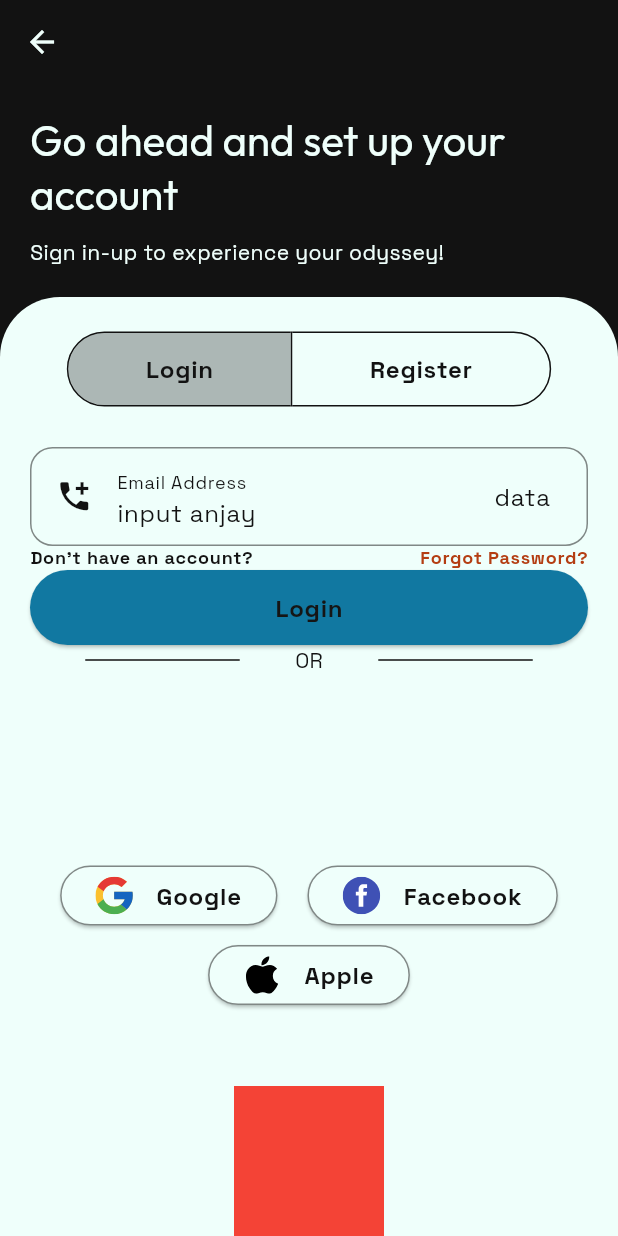
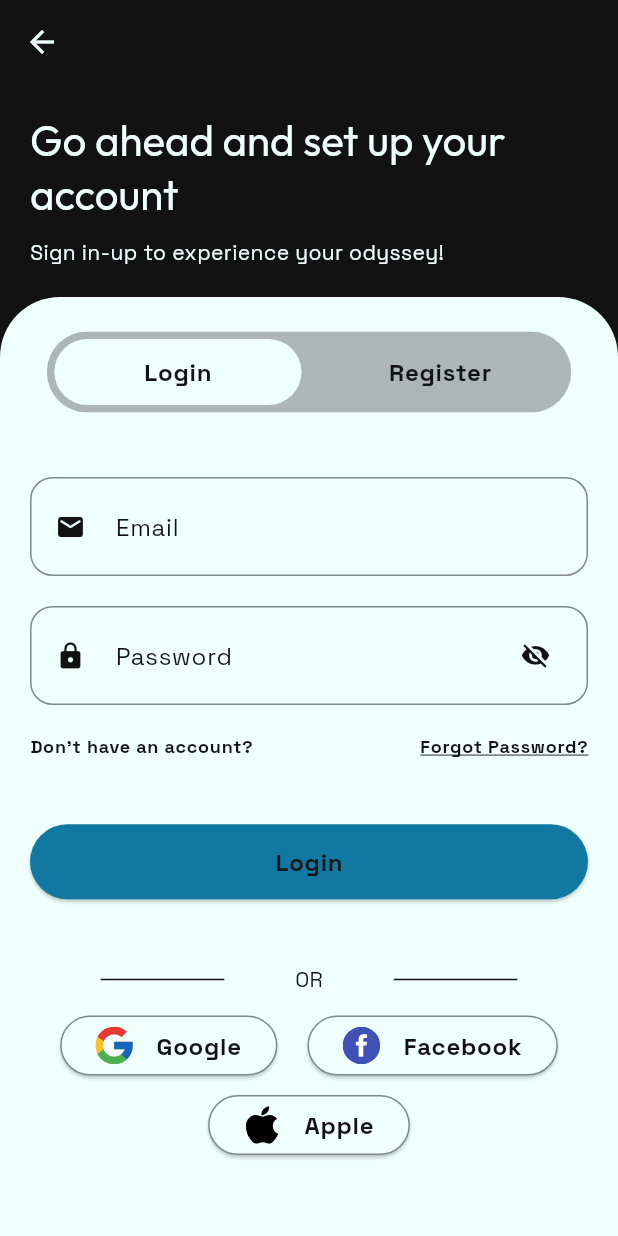
Before and after one commit to baxelnut/virtual_tourism, a Flutter app: the screen it shows after launch, item 4 of the bottom bar chosen, after a tap on "Login Page", on a phone screen of 412 x 824 dp. Run offline on Flutter 3.47's test engine with Material 3 defaults, Android fonts, the phone set to English and light mode, and no system bars; our stand-ins replace firebase_auth, firebase_core, flutter_dotenv, flutter_svg, google_fonts, google_nav_bar and 1 more; missing offline and left inert: panorama_viewer; accounts and stored records are empty; network calls fail.

Commit message:
login & register page appearance complete

```diff
--- a/lib/src/login/login_page.dart
+++ b/lib/src/login/login_page.dart
@@ -10,15 +10,90 @@ class LoginPage extends StatefulWidget {
 
 class _LoginPageState extends State<LoginPage> {
   List<bool> isSelected = [true, false];
+  List<String> selectionOps = ['Login', 'Register'];
+  bool obscurial = true;
+
+  TextEditingController emailController = TextEditingController();
+  TextEditingController passwordController = TextEditingController();
+  TextEditingController confirmPasswordController = TextEditingController();
+
+  @override
+  void initState() {
+    super.initState();
+  }
+
+  @override
+  void dispose() {
+    emailController.dispose();
+    passwordController.dispose();
+    confirmPasswordController.dispose();
+    super.dispose();
+  }
+
+  void switchSelected(int index) {
+    setState(() {
+      isSelected[0] = index == 0;
+      isSelected[1] = index == 1;
+    });
+  }
+
+  void showAlertDialog(BuildContext context, String message) {
+    showDialog(
+      context: context,
+      builder: (BuildContext context) {
+        return AlertDialog(
+          title: const Text("Notification"),
+          content: Text(message),
+          actions: [
+            TextButton(
+              onPressed: () {
+                Navigator.of(context).pop();
+              },
+              child: const Text("OK"),
+            ),
+          ],
+        );
+      },
+    );
+  }
+
+  void handleAuthentication(BuildContext context) {
+    bool isEmailFilled = emailController.text.trim().isNotEmpty;
+    bool isPasswordFilled = passwordController.text.trim().isNotEmpty;
+    bool isRegistering = isSelected[1];
+
+    if (isEmailFilled && isPasswordFilled) {
+      if (isRegistering) {
+        bool isConfirmPasswordFilled =
+            confirmPasswordController.text.trim().isNotEmpty;
+        bool passwordsMatch = passwordController.text.trim() ==
+            confirmPasswordController.text.trim();
+
+        if (isConfirmPasswordFilled && passwordsMatch) {
+          showAlertDialog(context, 'Successfully registered');
+        } else {
+          showAlertDialog(
+            context,
+            'Failed to register: \n${!isConfirmPasswordFilled ? 'Fill all fields' : 'Passwords do not match'}',
+          );
+        }
+      } else {
+        showAlertDialog(context, 'Successfully logged in');
+      }
+    } else {
+      showAlertDialog(context,
+          'Failed to ${isRegistering ? 'register' : 'login'}: \nFill all fields');
+    }
+  }
 
   @override
   Widget build(BuildContext context) {
-    final theme = Theme.of(context);
-    final screenSize = MediaQuery.of(context).size;
+    final ThemeData theme = Theme.of(context);
     const Color absoluteBlack = Color(0xff121212);
     final Color absoluteWhite = theme.colorScheme.onPrimary;
 
     return Scaffold(
+      resizeToAvoidBottomInset: false,
       appBar: AppBar(
         surfaceTintColor: absoluteBlack,
         shadowColor: absoluteBlack,
@@ -26,9 +101,61 @@ class _LoginPageState extends State<LoginPage> {
         foregroundColor: absoluteWhite,
       ),
       backgroundColor: absoluteWhite,
-      body: Column(
+      body: LayoutBuilder(
+        builder: (context, constraints) {
+          return ConstrainedBox(
+            constraints: BoxConstraints(
+              minHeight: constraints.maxHeight,
+            ),
+            child: IntrinsicHeight(
+              child: Column(
                 children: [
-          Container(
+                  _headerSection(),
+                  Expanded(
+                    child: Padding(
+                      padding: const EdgeInsets.symmetric(horizontal: 20),
+                      child: Column(
+                        children: [
+                          _inputSection(
+                              controller: emailController,
+                              hintText: 'Email',
+                              icon: Icons.email_rounded),
+                          _inputSection(
+                              controller: passwordController,
+                              hintText: 'Password',
+                              icon: Icons.lock_rounded),
+                          Visibility(
+                            visible: isSelected[1],
+                            child: _inputSection(
+                                controller: confirmPasswordController,
+                                hintText: 'Confirm password',
+                                icon: Icons.lock_rounded),
+                          ),
+                          _additionalAction(),
+                          const Spacer(),
+                          _authButton(),
+                          const Spacer(),
+                          _alternativeMethods(),
+                        ],
+                      ),
+                    ),
+                  ),
+                ],
+              ),
+            ),
+          );
+        },
+      ),
+    );
+  }
+
+  Widget _headerSection() {
+    final ThemeData theme = Theme.of(context);
+    final Size screenSize = MediaQuery.of(context).size;
+    const Color absoluteBlack = Color(0xff121212);
+    final Color absoluteWhite = theme.colorScheme.onPrimary;
+
+    return Container(
       color: absoluteBlack,
       width: screenSize.width,
       child: Column(
@@ -48,119 +175,66 @@ class _LoginPageState extends State<LoginPage> {
             padding: const EdgeInsets.symmetric(horizontal: 20),
             child: Text(
               'Sign in-up to experience your odyssey!',
-                    style: theme.textTheme.bodyMedium
-                        ?.copyWith(color: absoluteWhite),
+              style: theme.textTheme.bodyMedium?.copyWith(color: absoluteWhite),
             ),
           ),
           const SizedBox(height: 20),
           Container(
             width: screenSize.width,
-                  height: 80,
+            height: 100,
             decoration: BoxDecoration(
                 color: absoluteWhite,
                 borderRadius: const BorderRadius.only(
                     topLeft: Radius.circular(40),
                     topRight: Radius.circular(40))),
-                  child: Center(
-                      child: toggleButton(
-                          isSelected: isSelected,
-                          absoluteBlack: absoluteBlack)),
-                )
+            child: Center(child: _toggleButton(isSelected: isSelected)),
+          ),
         ],
       ),
+    );
+  }
+
+  Widget _toggleButton({required List<bool> isSelected}) {
+    final ThemeData theme = Theme.of(context);
+    final Size screenSize = MediaQuery.of(context).size;
+    const Color absoluteBlack = Color(0xff121212);
+    final Color absoluteWhite = theme.colorScheme.onPrimary;
+
+    return Padding(
+      padding: const EdgeInsets.symmetric(vertical: 16),
+      child: ToggleButtons(
+        isSelected: isSelected,
+        borderWidth: 0,
+        borderColor: Colors.transparent,
+        selectedBorderColor: Colors.transparent,
+        disabledBorderColor: Colors.transparent,
+        color: Colors.transparent,
+        fillColor: Colors.transparent,
+        borderRadius: BorderRadius.circular(30),
+        onPressed: (int index) => switchSelected(index),
+        children: [
+          for (int i = 0; i < selectionOps.length; i++)
+            Container(
+              color: absoluteBlack.withOpacity(0.3),
+              child: Padding(
+                padding: const EdgeInsets.all(5),
+                child: Container(
+                  width: screenSize.width / 2.5,
+                  alignment: Alignment.center,
+                  decoration: BoxDecoration(
+                    color: isSelected[i] ? absoluteWhite : Colors.transparent,
+                    borderRadius: BorderRadius.circular(30),
                   ),
-          Expanded(
                   child: Padding(
-              padding: const EdgeInsets.symmetric(horizontal: 20),
-              child: Column(
-                mainAxisAlignment: MainAxisAlignment.start,
-                children: [
-                  const SizedBox(height: 20),
-                  ListTile(
-                    dense: true,
-                    shape: RoundedRectangleBorder(
-                        side: BorderSide(
-                            color: absoluteBlack.withOpacity(0.5), width: 1),
-                        borderRadius: BorderRadius.circular(15)),
-                    leading: const Icon(
-                      Icons.add_ic_call,
-                      size: 25,
+                    padding: const EdgeInsets.all(10),
+                    child: Text(
+                      selectionOps[i],
+                      style: theme.textTheme.bodyLarge?.copyWith(
                         color: absoluteBlack,
+                        fontWeight: FontWeight.bold,
                       ),
-                    title: Text('Email Address',
-                        style: theme.textTheme.labelMedium
-                            ?.copyWith(color: absoluteBlack)),
-                    subtitle: Text('input anjay',
-                        style: theme.textTheme.bodyLarge
-                            ?.copyWith(color: absoluteBlack)),
-                    trailing: Text('data',
-                        style: theme.textTheme.bodyLarge
-                            ?.copyWith(color: absoluteBlack)),
                     ),
-
-                  Row(
-                    mainAxisAlignment: MainAxisAlignment.spaceBetween,
-                    children: [
-                      Text(
-                        "Don't have an account?",
-                        style: theme.textTheme.labelMedium?.copyWith(
-                            fontWeight: FontWeight.bold, color: absoluteBlack),
                   ),
-                      Text(
-                        'Forgot Password?',
-                        style: theme.textTheme.labelMedium?.copyWith(
-                            fontWeight: FontWeight.bold,
-                            color: theme.colorScheme.secondary),
-                      )
-                    ],
-                  ),
-                  ElevatedButton(
-                      style: ElevatedButton.styleFrom(
-                          fixedSize: Size(screenSize.width, 50),
-                          backgroundColor: theme.colorScheme.primary),
-                      onPressed: () {},
-                      child: Text(
-                        'Login',
-                        style: theme.textTheme.bodyLarge
-                            ?.copyWith(fontWeight: FontWeight.bold),
-                      )),
-
-                  Row(
-                    mainAxisAlignment: MainAxisAlignment.spaceEvenly,
-                    children: [
-                      Container(
-                          height: 1,
-                          width: screenSize.width / 4,
-                          color: absoluteBlack),
-                      Text(
-                        'OR',
-                        style: theme.textTheme.bodyMedium
-                            ?.copyWith(color: absoluteBlack),
-                      ),
-                      Container(
-                          height: 1,
-                          width: screenSize.width / 4,
-                          color: absoluteBlack),
-                    ],
-                  ),
-                  const Spacer(),
-                  Wrap(
-                    spacing: 20,
-                    runSpacing: 5,
-                    alignment: WrapAlignment.spaceEvenly,
-                    children: [
-                      methodButton(methodName: 'Google'),
-                      methodButton(methodName: 'Facebook'),
-                      methodButton(methodName: 'Apple'),
-                    ],
-                  ),
-                  const SizedBox(height: 50),
-                  Container(
-                    width: 100,
-                    height: 100,
-                    color: isSelected[0] ? Colors.red : Colors.green,
-                  ),
-                ],
                 ),
               ),
             ),
@@ -169,44 +243,148 @@ class _LoginPageState extends State<LoginPage> {
     );
   }
 
-  Widget toggleButton(
-      {required List<bool> isSelected, required Color absoluteBlack}) {
-    final theme = Theme.of(context);
-    final screenSize = MediaQuery.of(context).size;
-    List<String> ops = ['Login', 'Register'];
+  Widget _inputSection({
+    required TextEditingController controller,
+    required String hintText,
+    required IconData icon,
+  }) {
+    final ThemeData theme = Theme.of(context);
+    const Color absoluteBlack = Color(0xff121212);
+
     return Padding(
-      padding: const EdgeInsets.only(top: 16),
-      child: ToggleButtons(
-        isSelected: isSelected,
-        fillColor: absoluteBlack.withOpacity(0.3),
-        borderColor: absoluteBlack,
-        selectedBorderColor: absoluteBlack,
-        borderWidth: 1,
-        borderRadius: BorderRadius.circular(30),
-        onPressed: (index) {
+      padding: const EdgeInsets.only(top: 20),
+      child: ListTile(
+        dense: true,
+        shape: RoundedRectangleBorder(
+            side: BorderSide(color: absoluteBlack.withOpacity(0.5), width: 1),
+            borderRadius: BorderRadius.circular(15)),
+        leading: Icon(
+          icon,
+          color: absoluteBlack,
+          size: 20,
+        ),
+        title: TextField(
+          controller: controller,
+          obscureText:
+              hintText.toLowerCase().contains('password') ? obscurial : false,
+          style: theme.textTheme.bodyLarge
+              ?.copyWith(color: absoluteBlack, fontWeight: FontWeight.bold),
+          decoration: InputDecoration(
+            border: InputBorder.none,
+            hintText: hintText,
+            hintStyle: theme.textTheme.bodyLarge?.copyWith(
+              color: absoluteBlack,
+            ),
+          ),
+        ),
+        trailing: Visibility(
+          visible: hintText.toLowerCase().contains('password'),
+          child: GestureDetector(
+            onTap: () {
               setState(() {
-            isSelected[0] = index == 0;
-            isSelected[1] = index == 1;
+                obscurial = !obscurial;
               });
             },
+            child: Icon(
+              obscurial
+                  ? Icons.visibility_off_rounded
+                  : Icons.visibility_rounded,
+              color: absoluteBlack,
+              size: 20,
+            ),
+          ),
+        ),
+      ),
+    );
+  }
+
+  Widget _additionalAction() {
+    final ThemeData theme = Theme.of(context);
+    const Color absoluteBlack = Color(0xff121212);
+    return Padding(
+      padding: const EdgeInsets.only(top: 20),
+      child: Row(
+        mainAxisAlignment: MainAxisAlignment.spaceBetween,
         children: [
-          for (int i = 0; i < ops.length; i++)
-            Padding(
-              padding: EdgeInsets.symmetric(
-                  vertical: 12, horizontal: screenSize.width / 8),
-              child: Text(ops[i],
-                  style: theme.textTheme.bodyLarge?.copyWith(
-                      color: absoluteBlack, fontWeight: FontWeight.bold)),
+          GestureDetector(
+            onTap: () {
+              int index = isSelected[0] ? 1 : 0;
+              switchSelected(index);
+            },
+            child: Text(
+              isSelected[0]
+                  ? "Don't have an account?"
+                  : "Already have an account?",
+              style: theme.textTheme.labelMedium
+                  ?.copyWith(fontWeight: FontWeight.bold, color: absoluteBlack),
             ),
+          ),
+          Text(
+            isSelected[0] ? 'Forgot Password?' : '',
+            style: theme.textTheme.labelMedium?.copyWith(
+                fontWeight: FontWeight.bold,
+                color: absoluteBlack,
+                decoration: TextDecoration.underline),
+          )
         ],
       ),
     );
   }
 
-  Widget methodButton({
+  Widget _authButton() {
+    final ThemeData theme = Theme.of(context);
+    final Size screenSize = MediaQuery.of(context).size;
+    return ElevatedButton(
+        style: ElevatedButton.styleFrom(
+            fixedSize: Size(screenSize.width, 50),
+            backgroundColor: theme.colorScheme.primary),
+        onPressed: () => handleAuthentication(context),
+        child: Text(
+          isSelected[0] ? selectionOps[0] : selectionOps[1],
+          style:
+              theme.textTheme.bodyLarge?.copyWith(fontWeight: FontWeight.bold),
+        ));
+  }
+
+  Widget _alternativeMethods() {
+    final ThemeData theme = Theme.of(context);
+    final Size screenSize = MediaQuery.of(context).size;
+    const Color absoluteBlack = Color(0xff121212);
+    return Column(
+      children: [
+        Row(
+          mainAxisAlignment: MainAxisAlignment.spaceEvenly,
+          children: [
+            Container(
+                height: 1, width: screenSize.width / 5, color: absoluteBlack),
+            Text(
+              'OR',
+              style: theme.textTheme.bodyMedium?.copyWith(color: absoluteBlack),
+            ),
+            Container(
+                height: 1, width: screenSize.width / 5, color: absoluteBlack),
+          ],
+        ),
+        const SizedBox(height: 10),
+        Wrap(
+          spacing: 20,
+          runSpacing: 5,
+          alignment: WrapAlignment.spaceEvenly,
+          children: [
+            _methodButton(methodName: 'Google'),
+            _methodButton(methodName: 'Facebook'),
+            _methodButton(methodName: 'Apple'),
+          ],
+        ),
+        const SizedBox(height: 50),
+      ],
+    );
+  }
+
+  Widget _methodButton({
     required String methodName,
   }) {
-    final theme = Theme.of(context);
+    final ThemeData theme = Theme.of(context);
     const Color absoluteBlack = Color(0xff121212);
     final Color absoluteWhite = theme.colorScheme.onPrimary;
     return ElevatedButton.icon(
```
Lines whose indentation alone changed are shown as unchanged.
